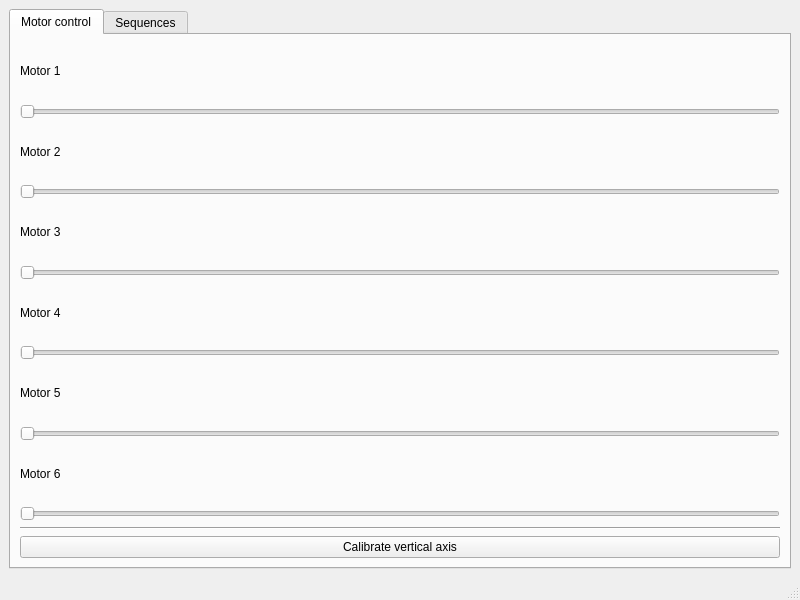
The window that ui/mainwindow.ui (JeremieBourque1/projetS4) describes before a commit, drawn with Qt 5.
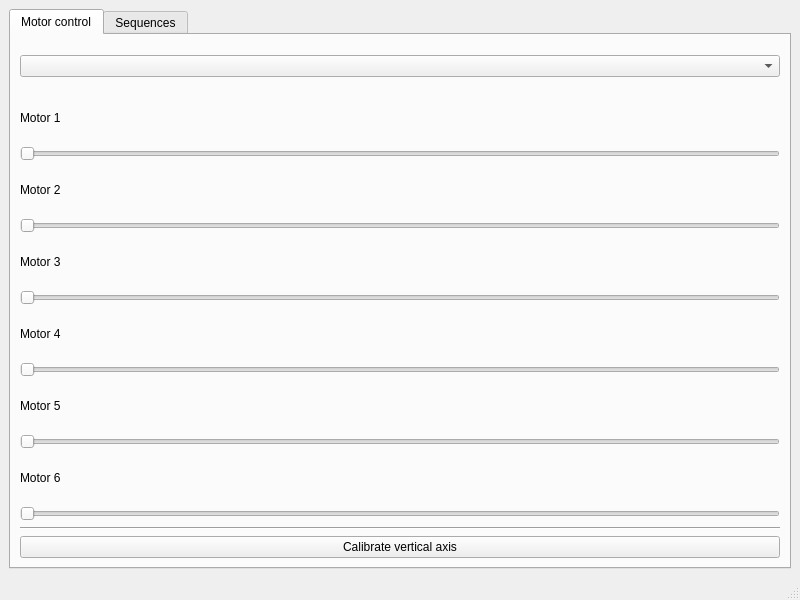
The same window after the commit. The open tabs and pages were chosen to show the change.

Commit message: Port selection implementation

Patch:
```diff
--- a/ui/mainwindow.ui
+++ b/ui/mainwindow.ui
@@ -25,6 +25,13 @@
         <string>Motor control</string>
        </attribute>
        <layout class="QVBoxLayout" name="verticalLayout">
+        <item alignment="Qt::AlignVCenter">
+         <widget class="QComboBox" name="portselection">
+          <property name="styleSheet">
+           <string notr="true"/>
+          </property>
+         </widget>
+        </item>
         <item>
          <widget class="QLabel" name="label_mot1">
           <property name="text">
```
Left out of the diff: 4 changed lines with no effect on the pictures. The commit also changes 2 other files.
